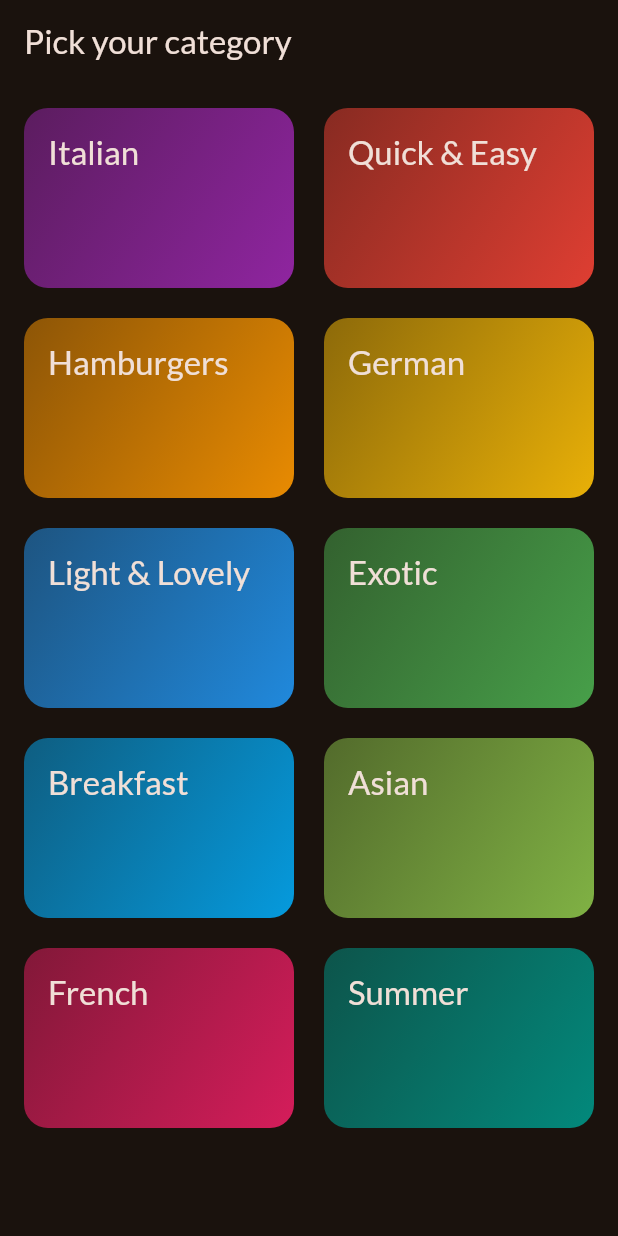
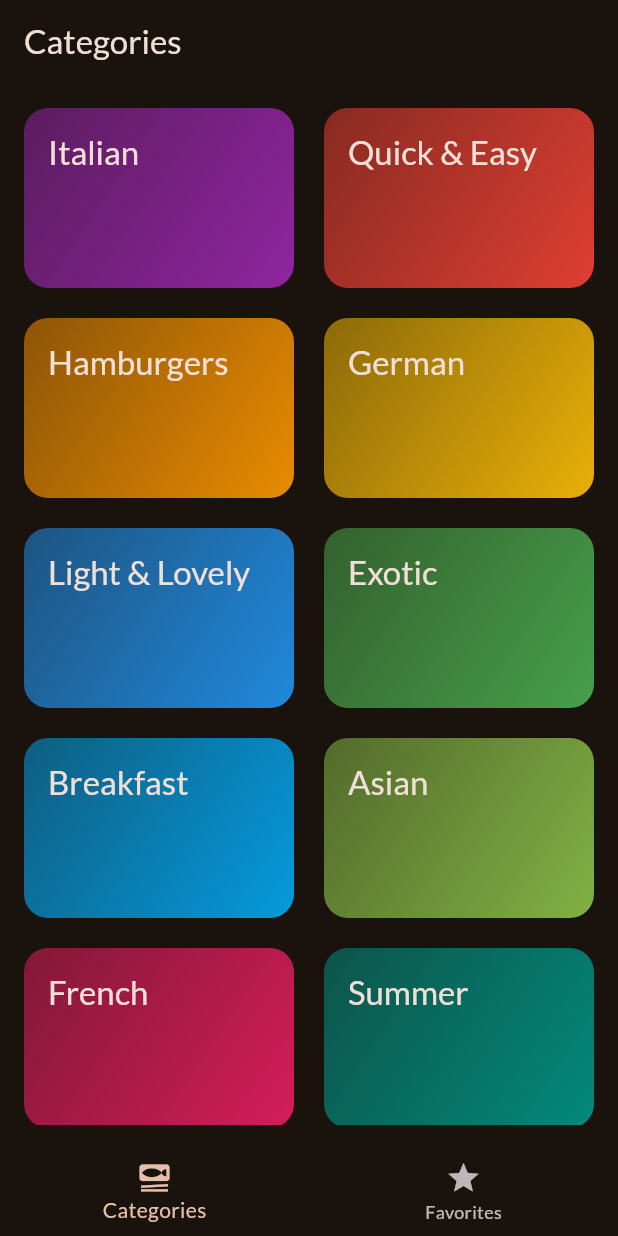
Before and after one commit to Ophirmdhn/meals_app, a Flutter app: the screen it shows after launch, on a phone screen of 412 x 824 dp. Run offline on Flutter 3.47's test engine with Material 3 defaults, Android fonts, the phone set to English and light mode, and no system bars; our stand-ins replace google_fonts, transparent_image.

Commit message:
membuat tab screen

```diff
--- a/lib/main.dart
+++ b/lib/main.dart
@@ -1,6 +1,6 @@
 import 'package:flutter/material.dart';
 import 'package:google_fonts/google_fonts.dart';
-import 'package:meals_app/screen/categories_screen.dart';
+import 'package:meals_app/screen/tabs_screen.dart';
 
 final theme = ThemeData(
   useMaterial3: true,
@@ -22,7 +22,7 @@ class App extends StatelessWidget {
   Widget build(BuildContext context) {
     return MaterialApp(
       theme: theme,
-      home: const CategoriesScreen()
+      home: const TabsScreen()
     );
   }
 }
--- a/lib/screen/categories_screen.dart
+++ b/lib/screen/categories_screen.dart
@@ -23,11 +23,7 @@ class CategoriesScreen extends StatelessWidget {
 
   @override
   Widget build(BuildContext context) {
-    return Scaffold(
-      appBar: AppBar(
-        title: const Text("Pick your category"),
-      ),
-      body: Padding(
+    return Padding(
       padding: const EdgeInsets.all(16),
       child: GridView(
         gridDelegate: const SliverGridDelegateWithFixedCrossAxisCount(
@@ -46,7 +42,6 @@ class CategoriesScreen extends StatelessWidget {
             )
         ],
       ),
-      ),
     );
   }
 }
--- /dev/null
+++ b/lib/screen/tabs_screen.dart
@@ -0,0 +1,46 @@
+import 'package:flutter/material.dart';
+import 'package:meals_app/screen/categories_screen.dart';
+import 'package:meals_app/screen/meals_screen.dart';
+
+class TabsScreen extends StatefulWidget {
+  const TabsScreen({super.key});
+
+  @override
+  State<TabsScreen> createState() => _TabsScreenState();
+}
+
+class _TabsScreenState extends State<TabsScreen> {
+  int _selectedPageIndex = 0;
+
+  void _selectPage(int index) {
+    setState(() {
+      _selectedPageIndex = index;
+    });
+  }
+
+  @override
+  Widget build(BuildContext context) {
+    Widget activePage = const CategoriesScreen();
+    var activePageTitle = "Categories";
+
+    if (_selectedPageIndex == 1) {
+      activePage = const MealsScreen(meals: []);
+      activePageTitle = "Your Favorites";
+    }
+
+    return Scaffold(
+      appBar: AppBar(
+        title: Text(activePageTitle),
+      ),
+      body: activePage,
+      bottomNavigationBar: BottomNavigationBar(
+        onTap: _selectPage,
+        currentIndex: _selectedPageIndex,
+        items: const [
+          BottomNavigationBarItem(icon: Icon(Icons.set_meal), label: "Categories"),
+          BottomNavigationBarItem(icon: Icon(Icons.star), label: "Favorites"),
+        ],
+      ),
+    );
+  }
+}
--- a/lib/widgets/meal_item.dart
+++ b/lib/widgets/meal_item.dart
@@ -71,12 +71,12 @@ class MealItem extends StatelessWidget {
                           icon: Icons.schedule,
                           label: "${meal.duration} min"
                         ),
-                        const SizedBox(width: 16),
+                        const SizedBox(width: 8),
                         MealItemTrait(
                           icon: Icons.work,
                           label: complexityText
                         ),
-                        const SizedBox(width: 16),
+                        const SizedBox(width: 8),
                         MealItemTrait(
                             icon: Icons.attach_money,
                             label: affordabilityText
```
Also changed, not shown: lib/screen/meals_screen.dart (+7 -3 lines). Lines whose indentation alone changed are shown as unchanged.
